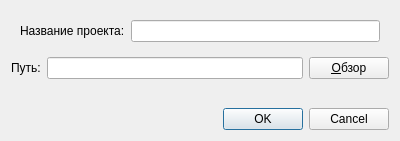
Before: the Qt Designer form loaddialog.ui in SUAICGLab/PlatMotionManager, drawn with Qt 5.
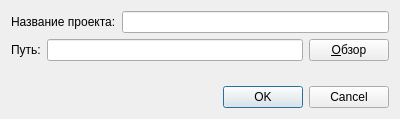
After: the same form once the commit is applied.

```diff
--- a/loaddialog.ui
+++ b/loaddialog.ui
@@ -7,16 +7,43 @@
     <x>0</x>
     <y>0</y>
     <width>400</width>
-    <height>141</height>
+    <height>119</height>
    </rect>
   </property>
+  <property name="sizePolicy">
+   <sizepolicy hsizetype="MinimumExpanding" vsizetype="Minimum">
+    <horstretch>0</horstretch>
+    <verstretch>0</verstretch>
+   </sizepolicy>
+  </property>
+  <property name="minimumSize">
+   <size>
+    <width>400</width>
+    <height>0</height>
+   </size>
+  </property>
   <property name="windowTitle">
    <string>Dialog</string>
   </property>
+  <property name="sizeGripEnabled">
+   <bool>false</bool>
+  </property>
   <layout class="QVBoxLayout" name="verticalLayout">
    <item>
     <widget class="QWidget" name="namePanel" native="true">
      <layout class="QHBoxLayout" name="nameLayout">
+      <property name="leftMargin">
+       <number>0</number>
+      </property>
+      <property name="topMargin">
+       <number>0</number>
+      </property>
+      <property name="rightMargin">
+       <number>0</number>
+      </property>
+      <property name="bottomMargin">
+       <number>0</number>
+      </property>
       <item>
        <widget class="QLabel" name="label">
         <property name="text">
```
Left out of the diff: 3 changed lines with no effect on the pictures.
